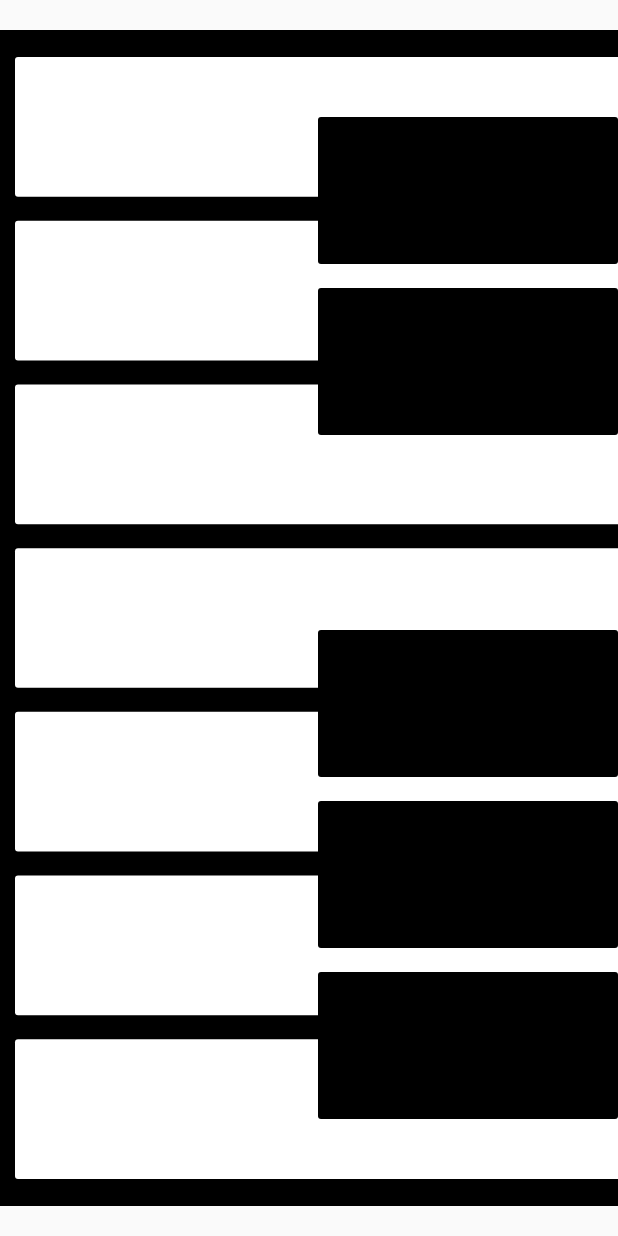
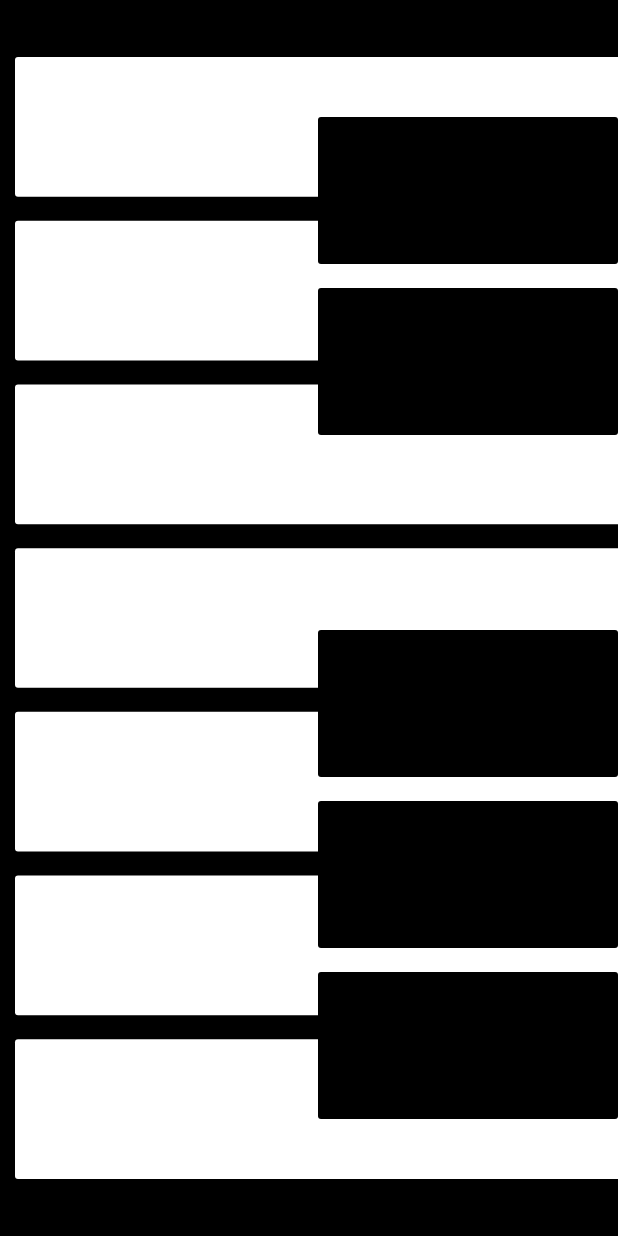
Before and after one commit to eoanodea/flutter-keyboard, a Flutter app: the screen it shows after launch, on a phone screen of 412 x 824 dp. Run offline on Flutter 3.47's test engine with Material 2 defaults, Android fonts, the phone set to English and light mode, and no system bars; our stand-ins replace audioplayers.

Commit message:
Updated app icon and assets for android & ios, and updated app background colour

```diff
--- a/lib/main.dart
+++ b/lib/main.dart
@@ -55,8 +55,6 @@ class PianoApp extends StatelessWidget {
             ),
           ),
         ),
-        // ),
-        // ),
       );
     }
 
@@ -110,9 +108,9 @@ class PianoApp extends StatelessWidget {
 
     return MaterialApp(
       home: Scaffold(
+        backgroundColor: Colors.black,
         body: SafeArea(
           child: Container(
-            color: Colors.black,
             margin: EdgeInsets.only(top: 20.0, bottom: 20.0),
             child: renderOctive(),
           ),
```
Also changed, not shown: 35 other files.
